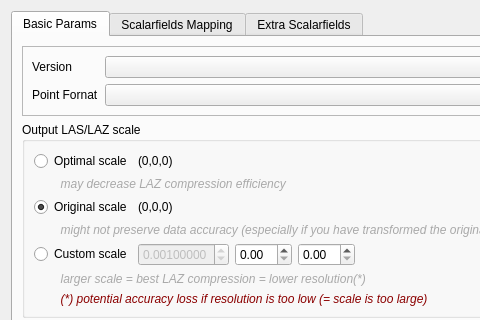
This is plugins/core/IO/qLASIO/ui/lassavedialog.ui in CloudCompare/CloudCompare as Qt 5 draws it before an edit; both pictures show x 0 to 480 and y 0 to 320 of the 732 by 416 pixel window. The edited form follows.
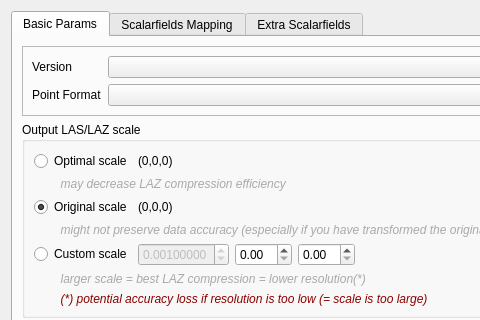
This is the edited form. The open tabs and pages were chosen to show the change.

What changed in the file:
```diff
--- a/plugins/core/IO/qLASIO/ui/lassavedialog.ui
+++ b/plugins/core/IO/qLASIO/ui/lassavedialog.ui
@@ -52,7 +52,7 @@
           <item row="1" column="0">
            <widget class="QLabel" name="label_2">
             <property name="text">
-             <string>Point Fornat</string>
+             <string>Point Format</string>
             </property>
            </widget>
           </item>
```
Left out of the diff: 2 changed lines with no effect on the pictures.
